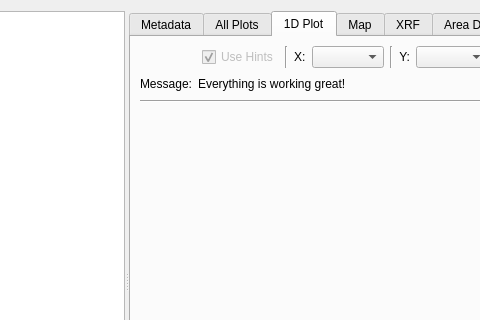
Before: the Qt Designer form firefly/run_browser.ui in spc-group/haven, drawn with Qt 5; both pictures show x 142 to 622 and y 0 to 320 of the 956 by 562 pixel window.
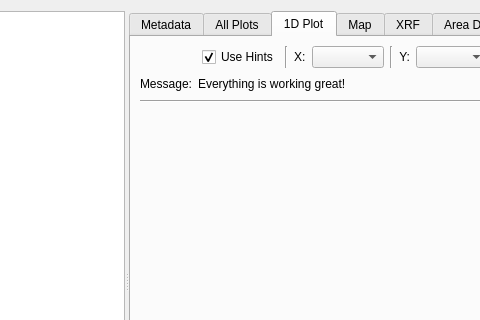
After: the same form once the commit is applied. Custom widgets are drawn as their Qt base class.

The edit to the form file:
```diff
--- a/firefly/run_browser.ui
+++ b/firefly/run_browser.ui
@@ -355,7 +355,7 @@
           <item>
            <widget class="QCheckBox" name="checkBox_2">
             <property name="enabled">
-             <bool>false</bool>
+             <bool>true</bool>
             </property>
             <property name="text">
              <string>Use Hints</string>
```
Left out of the diff: 2 changed lines with no effect on the pictures.
